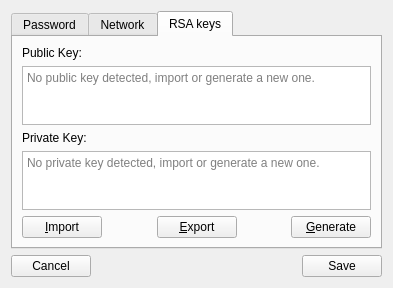
Before: the Qt Designer form src/settingswindow.ui in thomas-picariello/SDTP, drawn with Qt 5.
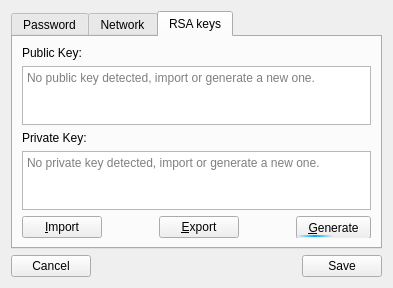
After: the same form once the commit is applied. The open tabs and pages were chosen to show the change. Icons and pictures are not drawn.

Commit message: Better key generation progress

What changed in the file:
```diff
--- a/src/settingswindow.ui
+++ b/src/settingswindow.ui
@@ -266,10 +266,70 @@
           </spacer>
          </item>
          <item>
-          <widget class="QPushButton" name="rsa_generate_bt">
-           <property name="text">
-            <string>&amp;Generate</string>
+          <widget class="QWidget" name="rsa_generate" native="true">
+           <property name="enabled">
+            <bool>true</bool>
            </property>
+           <property name="minimumSize">
+            <size>
+             <width>75</width>
+             <height>0</height>
+            </size>
+           </property>
+           <widget class="QProgressBar" name="rsa_generate_pb">
+            <property name="enabled">
+             <bool>true</bool>
+            </property>
+            <property name="geometry">
+             <rect>
+              <x>0</x>
+              <y>18</y>
+              <width>75</width>
+              <height>4</height>
+             </rect>
+            </property>
+            <property name="maximumSize">
+             <size>
+              <width>75</width>
+              <height>5</height>
+             </size>
+            </property>
+            <property name="styleSheet">
+             <string notr="true">QProgressBar:horizontal{
+background: rgba(0, 0, 0, 0);
+border:none;
+margin:1;
+}
+
+QProgressBar::chunk:horizontal {
+background: qlineargradient(spread:pad, x1:0, y1:0, x2:1, y2:0, stop:0 rgba(0, 170, 255, 0), stop:0.5 rgba(0, 170, 255, 255), stop:1 rgba(0, 170, 255, 0));
+}</string>
+            </property>
+            <property name="maximum">
+             <number>0</number>
+            </property>
+            <property name="value">
+             <number>-1</number>
+            </property>
+            <property name="textVisible">
+             <bool>false</bool>
+            </property>
+           </widget>
+           <widget class="QPushButton" name="rsa_generate_bt">
+            <property name="geometry">
+             <rect>
+              <x>0</x>
+              <y>0</y>
+              <width>75</width>
+              <height>23</height>
+             </rect>
+            </property>
+            <property name="text">
+             <string>&amp;Generate</string>
+            </property>
+           </widget>
+           <zorder>rsa_generate_bt</zorder>
+           <zorder>rsa_generate_pb</zorder>
           </widget>
          </item>
         </layout>
```
Left out of the diff: 7 changed lines with no effect on the pictures. The commit also changes 2 other files.
